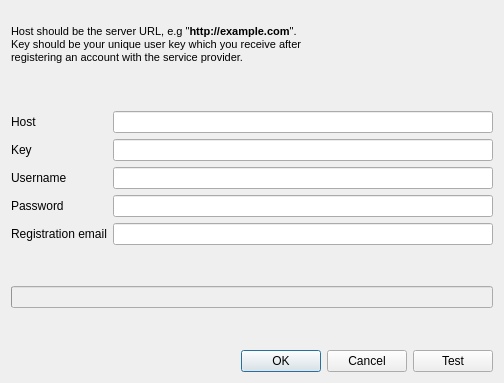
First picture: the form in app/gui/newznab.ui, repository ensisoft/newsflash-plus, before the edit.
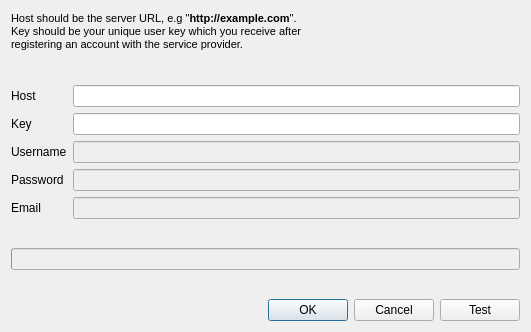
Second picture: the form after the edit.

Commit message: Newznab api test and importing

The edit to the form file:
```diff
--- a/app/gui/newznab.ui
+++ b/app/gui/newznab.ui
@@ -6,8 +6,8 @@
    <rect>
     <x>0</x>
     <y>0</y>
-    <width>504</width>
-    <height>383</height>
+    <width>531</width>
+    <height>332</height>
    </rect>
   </property>
   <property name="windowTitle">
@@ -158,7 +158,7 @@
      <item row="2" column="1">
       <widget class="QLineEdit" name="editUsername">
        <property name="enabled">
-        <bool>true</bool>
+        <bool>false</bool>
        </property>
        <property name="readOnly">
         <bool>true</bool>
@@ -183,7 +183,7 @@
      <item row="3" column="1">
       <widget class="QLineEdit" name="editPassword">
        <property name="enabled">
-        <bool>true</bool>
+        <bool>false</bool>
        </property>
        <property name="readOnly">
         <bool>true</bool>
@@ -201,14 +201,14 @@
 &lt;p style=&quot; margin-top:0px; margin-bottom:0px; margin-left:0px; margin-right:0px; -qt-block-indent:0; text-indent:0px;&quot;&gt;&lt;span style=&quot; font-weight:600;&quot;&gt;&quot;123412341234e03880fb1234eee1234&quot;&lt;/span&gt;&lt;/p&gt;&lt;/body&gt;&lt;/html&gt;</string>
        </property>
        <property name="text">
-        <string>Registration email</string>
+        <string>Email</string>
        </property>
       </widget>
      </item>
      <item row="4" column="1">
       <widget class="QLineEdit" name="editEmail">
        <property name="enabled">
-        <bool>true</bool>
+        <bool>false</bool>
        </property>
        <property name="readOnly">
         <bool>true</bool>
@@ -223,12 +223,12 @@
       <string>&lt;!DOCTYPE HTML PUBLIC &quot;-//W3C//DTD HTML 4.0//EN&quot; &quot;http://www.w3.org/TR/REC-html40/strict.dtd&quot;&gt;
 &lt;html&gt;&lt;head&gt;&lt;meta name=&quot;qrichtext&quot; content=&quot;1&quot; /&gt;&lt;style type=&quot;text/css&quot;&gt;
 p, li { white-space: pre-wrap; }
-&lt;/style&gt;&lt;/head&gt;&lt;body style=&quot; font-family:'MS Shell Dlg 2'; font-size:8.25pt; font-weight:400; font-style:normal;&quot;&gt;
-&lt;p style=&quot; margin-top:0px; margin-bottom:0px; margin-left:0px; margin-right:0px; -qt-block-indent:0; text-indent:0px;&quot;&gt;&lt;span style=&quot; font-family:'Sans Serif'; font-size:8pt;&quot;&gt;Host should be the server URL, e.g &quot;&lt;/span&gt;&lt;span style=&quot; font-family:'Sans Serif'; font-size:8pt; font-weight:600;&quot;&gt;http://example.com&lt;/span&gt;&lt;span style=&quot; font-family:'Sans Serif'; font-size:8pt;&quot;&gt;&quot;.&lt;/span&gt;&lt;/p&gt;
-&lt;p style=&quot; margin-top:0px; margin-bottom:0px; margin-left:0px; margin-right:0px; -qt-block-indent:0; text-indent:0px;&quot;&gt;&lt;span style=&quot; font-family:'Sans Serif'; font-size:8pt;&quot;&gt;Key should be your unique user key which you receive after &lt;/span&gt;&lt;/p&gt;
-&lt;p style=&quot; margin-top:0px; margin-bottom:0px; margin-left:0px; margin-right:0px; -qt-block-indent:0; text-indent:0px;&quot;&gt;&lt;span style=&quot; font-family:'Sans Serif'; font-size:8pt;&quot;&gt;registering an account with the service provider. &lt;/span&gt;&lt;/p&gt;
-&lt;p style=&quot;-qt-paragraph-type:empty; margin-top:0px; margin-bottom:0px; margin-left:0px; margin-right:0px; -qt-block-indent:0; text-indent:0px; font-family:'Sans Serif'; font-size:8pt;&quot;&gt;&lt;/p&gt;
-&lt;p style=&quot;-qt-paragraph-type:empty; margin-top:0px; margin-bottom:0px; margin-left:0px; margin-right:0px; -qt-block-indent:0; text-indent:0px; font-family:'Sans Serif'; font-size:8pt;&quot;&gt;&lt;/p&gt;&lt;/body&gt;&lt;/html&gt;</string>
+&lt;/style&gt;&lt;/head&gt;&lt;body style=&quot; font-family:'Sans Serif'; font-size:7pt; font-weight:400; font-style:normal;&quot;&gt;
+&lt;p style=&quot; margin-top:0px; margin-bottom:0px; margin-left:0px; margin-right:0px; -qt-block-indent:0; text-indent:0px;&quot;&gt;&lt;span style=&quot; font-size:8pt;&quot;&gt;Host should be the server URL, e.g &amp;quot;&lt;/span&gt;&lt;span style=&quot; font-size:8pt; font-weight:600;&quot;&gt;http://example.com&lt;/span&gt;&lt;span style=&quot; font-size:8pt;&quot;&gt;&amp;quot;.&lt;/span&gt;&lt;/p&gt;
+&lt;p style=&quot; margin-top:0px; margin-bottom:0px; margin-left:0px; margin-right:0px; -qt-block-indent:0; text-indent:0px;&quot;&gt;&lt;span style=&quot; font-size:8pt;&quot;&gt;Key should be your unique user key which you receive after &lt;/span&gt;&lt;/p&gt;
+&lt;p style=&quot; margin-top:0px; margin-bottom:0px; margin-left:0px; margin-right:0px; -qt-block-indent:0; text-indent:0px;&quot;&gt;&lt;span style=&quot; font-size:8pt;&quot;&gt;registering an account with the service provider. &lt;/span&gt;&lt;/p&gt;
+&lt;p style=&quot;-qt-paragraph-type:empty; margin-top:0px; margin-bottom:0px; margin-left:0px; margin-right:0px; -qt-block-indent:0; text-indent:0px; font-size:8pt;&quot;&gt;&lt;br /&gt;&lt;/p&gt;
+&lt;p style=&quot;-qt-paragraph-type:empty; margin-top:0px; margin-bottom:0px; margin-left:0px; margin-right:0px; -qt-block-indent:0; text-indent:0px; font-size:8pt;&quot;&gt;&lt;br /&gt;&lt;/p&gt;&lt;/body&gt;&lt;/html&gt;</string>
      </property>
     </widget>
    </item>
```
Left out of the diff: 4 changed lines with no effect on the pictures. The commit also changes 23 other files.
